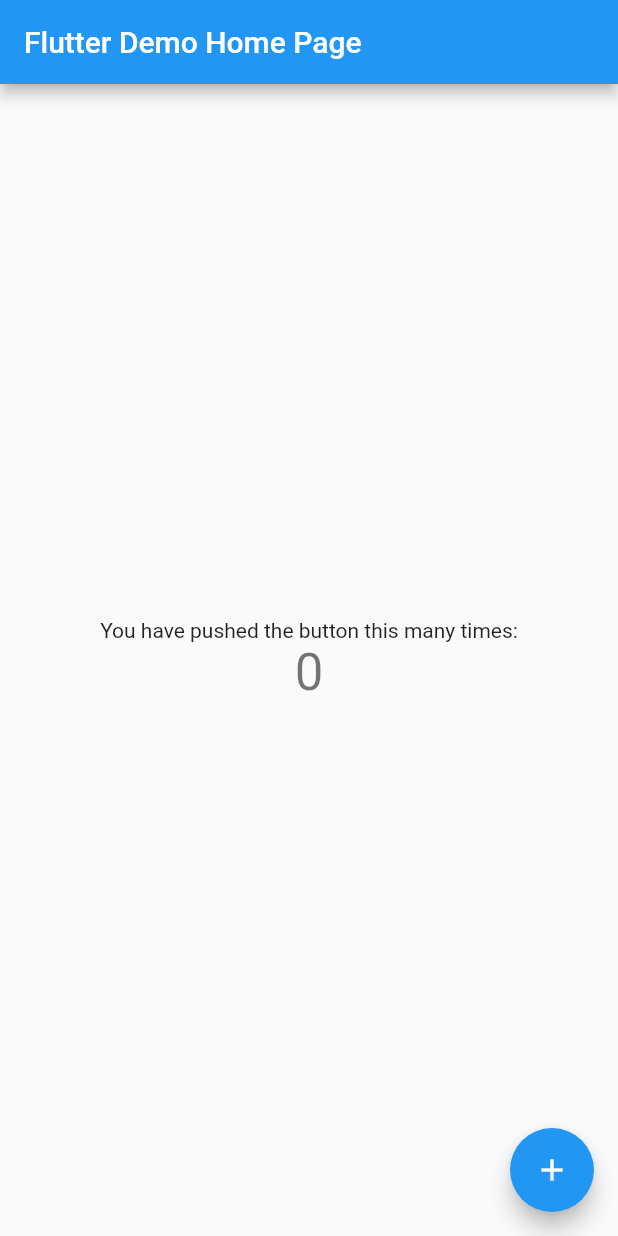
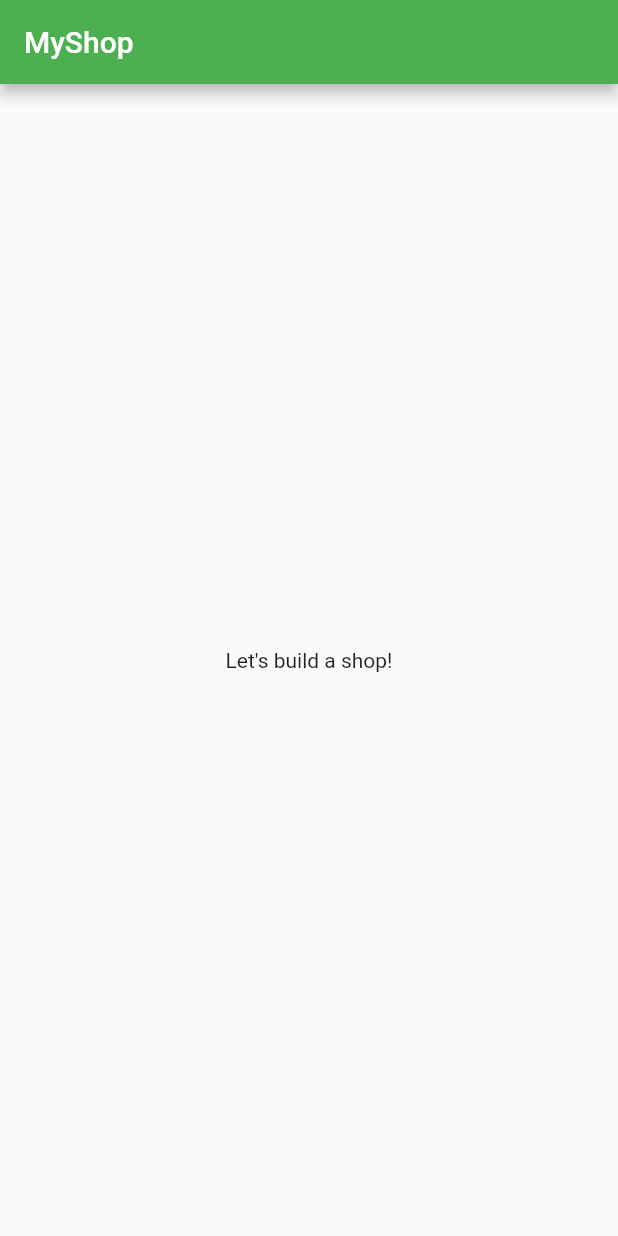
Before and after one commit to dhiyaaulauliyaa/flutter_shop_app, a Flutter app: the screen it shows after launch, on a phone screen of 412 x 824 dp. Run offline on Flutter 3.47's test engine with Material 2 defaults, Android fonts, the phone set to English and light mode, and no system bars.

Commit message:
create base folder

```diff
--- a/lib/main.dart
+++ b/lib/main.dart
@@ -6,58 +6,24 @@ class MyApp extends StatelessWidget {
   @override
   Widget build(BuildContext context) {
     return MaterialApp(
-      debugShowCheckedModeBanner: false,
-      title: 'Flutter Demo',
+      title: 'MactivShop',
       theme: ThemeData(
-        primarySwatch: Colors.blue,
+        primarySwatch: Colors.green,
       ),
-      home: MyHomePage(title: 'Flutter Demo Home Page'),
+      home: MyHomePage(),
     );
   }
 }
 
-class MyHomePage extends StatefulWidget {
-  MyHomePage({Key key, this.title}) : super(key: key);
-
-  final String title;
-
-  @override
-  _MyHomePageState createState() => _MyHomePageState();
-}
-
-class _MyHomePageState extends State<MyHomePage> {
-  int _counter = 0;
-
-  void _incrementCounter() {
-    setState(() {
-      _counter++;
-    });
-  }
-
+class MyHomePage extends StatelessWidget {
   @override
   Widget build(BuildContext context) {
     return Scaffold(
       appBar: AppBar(
-        title: Text(widget.title),
+        title: Text('MyShop'),
       ),
       body: Center(
-        child: Column(
-          mainAxisAlignment: MainAxisAlignment.center,
-          children: <Widget>[
-            Text(
-              'You have pushed the button this many times:',
-            ),
-            Text(
-              '$_counter',
-              style: Theme.of(context).textTheme.display1,
-            ),
-          ],
-        ),
-      ),
-      floatingActionButton: FloatingActionButton(
-        onPressed: _incrementCounter,
-        tooltip: 'Increment',
-        child: Icon(Icons.add),
+        child: Text('Let\'s build a shop!'),
       ),
     );
   }
--- /dev/null
+++ b/lib/screens/products_overview_screen.dart
@@ -0,0 +1,10 @@
+import 'package:flutter/material.dart';
+
+class ProductsOverviewScreen extends StatelessWidget {
+  @override
+  Widget build(BuildContext context) {
+    return Container(
+
+    );
+  }
+}
```
Also changed, not shown: lib/models/products.dart (added, +19 -0 lines), lib/products.txt (added, +34 -0 lines).
